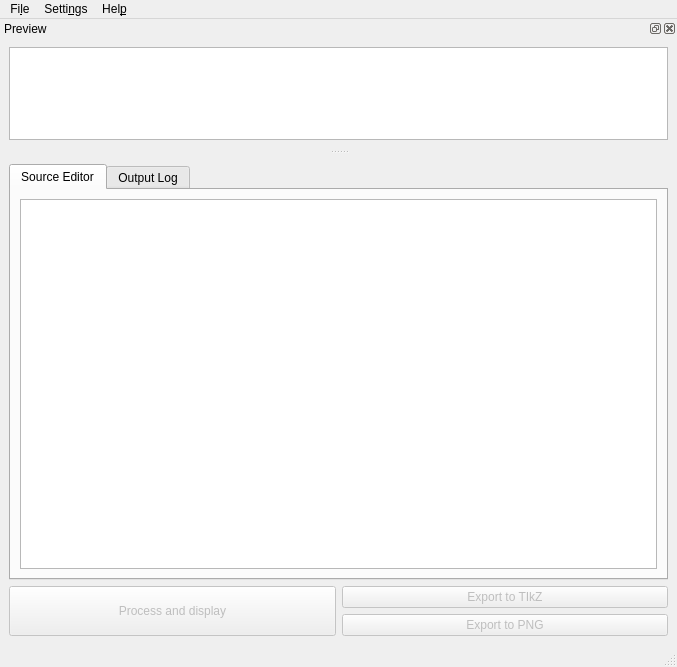
Old version of the form pycirkuit/ui/mainwindow.ui in the repository orestesmas/pycirkuit.
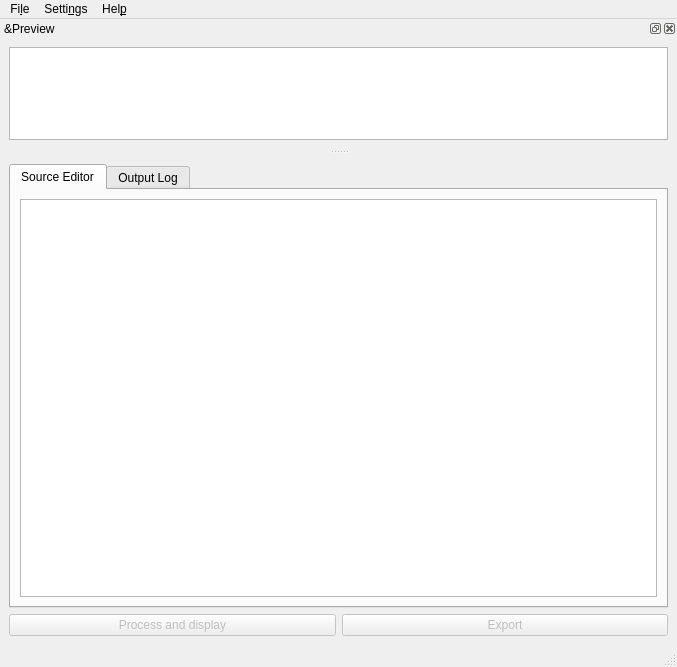
New version of the form. Icons and pictures are not drawn. Custom widgets are drawn as their Qt base class.

Commit message: Make export settings work on the GUI too

The edit to the form file:
```diff
--- a/pycirkuit/ui/mainwindow.ui
+++ b/pycirkuit/ui/mainwindow.ui
@@ -92,33 +92,12 @@
      </widget>
     </item>
     <item>
-     <layout class="QHBoxLayout" name="horizontalLayout" stretch="0,0">
-      <property name="spacing">
-       <number>6</number>
-      </property>
-      <property name="rightMargin">
-       <number>0</number>
-      </property>
-      <property name="bottomMargin">
-       <number>0</number>
-      </property>
+     <layout class="QHBoxLayout" name="horizontalLayout">
       <item>
        <widget class="QPushButton" name="processButton">
         <property name="enabled">
          <bool>false</bool>
         </property>
-        <property name="sizePolicy">
-         <sizepolicy hsizetype="Minimum" vsizetype="Ignored">
-          <horstretch>0</horstretch>
-          <verstretch>0</verstretch>
-         </sizepolicy>
-        </property>
-        <property name="baseSize">
-         <size>
-          <width>0</width>
-          <height>0</height>
-         </size>
-        </property>
         <property name="text">
          <string comment="Button text">Process and display</string>
         </property>
@@ -129,14 +108,12 @@
        </widget>
       </item>
       <item>
-       <layout class="QVBoxLayout" name="verticalLayout_2">
-        <item>
-         <widget class="QPushButton" name="exportTIKZ">
+       <widget class="QPushButton" name="exportImage">
           <property name="enabled">
            <bool>false</bool>
           </property>
           <property name="text">
-           <string comment="Button text">Export to TIkZ</string>
+         <string comment="Button text">Export</string>
           </property>
           <property name="icon">
            <iconset resource="../resources/resources.qrc">
@@ -144,22 +121,6 @@
           </property>
          </widget>
         </item>
-        <item>
-         <widget class="QPushButton" name="exportPNG">
-          <property name="enabled">
-           <bool>false</bool>
-          </property>
-          <property name="text">
-           <string>Export to PNG</string>
-          </property>
-          <property name="icon">
-           <iconset resource="../resources/resources.qrc">
-            <normaloff>:/icons/Bitmap</normaloff>:/icons/Bitmap</iconset>
-          </property>
-         </widget>
-        </item>
-       </layout>
-      </item>
      </layout>
     </item>
    </layout>
@@ -222,7 +183,7 @@
      <normaloff>:/icons/view-preview.png</normaloff>:/icons/view-preview.png</iconset>
    </property>
    <property name="windowTitle">
-    <string>Preview</string>
+    <string>&amp;Preview</string>
    </property>
    <attribute name="dockWidgetArea">
     <number>4</number>
```
Left out of the diff: 2 changed lines with no effect on the pictures. Lines whose indentation alone changed are shown as unchanged. The commit also changes 12 other files.
